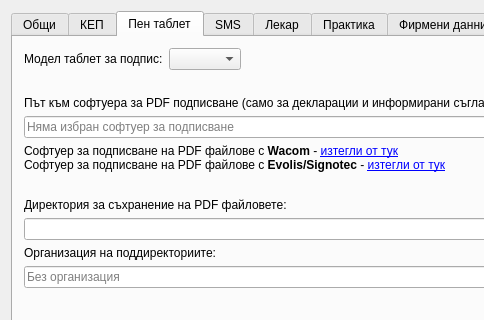
thefinalcutbg/DinoDent, file src/View/Widgets/SettingsDialog.ui: the form before one commit; both pictures show x 0 to 484 and y 0 to 320 of the 956 by 657 pixel window.
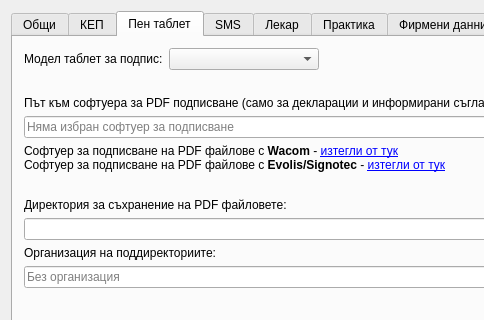
The form after the commit. The open tabs and pages were chosen to show the change. Custom widgets are drawn as their Qt base class.

What changed in the file:
```diff
--- a/src/View/Widgets/SettingsDialog.ui
+++ b/src/View/Widgets/SettingsDialog.ui
@@ -403,6 +403,12 @@
          </item>
          <item>
           <widget class="QComboBox" name="tabletCombo">
+           <property name="minimumSize">
+            <size>
+             <width>150</width>
+             <height>0</height>
+            </size>
+           </property>
            <property name="sizeAdjustPolicy">
             <enum>QComboBox::SizeAdjustPolicy::AdjustToContents</enum>
            </property>
```
Left out of the diff: 2 changed lines with no effect on the pictures.
